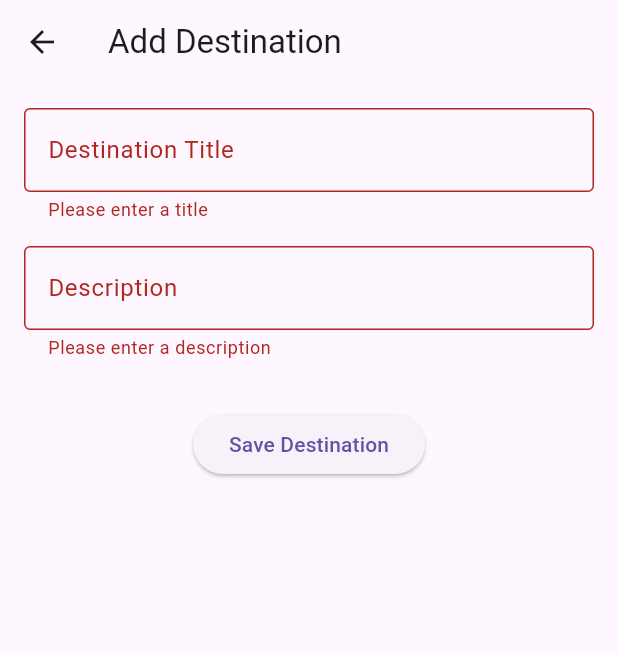
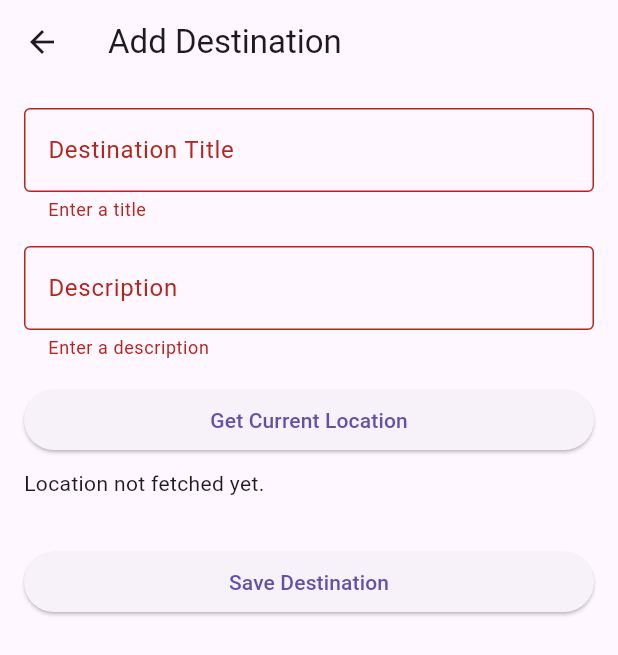
Before and after one commit to aidanfarrugia10/CPD-CCD6.2A-AidanFarrugia, a Flutter app: the AddDestinationPage screen opened directly, after a tap on "Save Destination", on a phone screen of 412 x 824 dp. Shown: the top 655 px of the screen. Run offline on Flutter 3.47's test engine with Material 3 defaults, Android fonts, the phone set to English and light mode, and no system bars; our stand-ins replace geolocator.

Commit message:
Implimenting the location grabber inside the form but isn't working correctly

```diff
--- a/pilot_journal/lib/pages/add_destination_page.dart
+++ b/pilot_journal/lib/pages/add_destination_page.dart
@@ -1,4 +1,5 @@
 import 'package:flutter/material.dart';
+import 'package:geolocator/geolocator.dart';
 import '../main.dart';
 
 class AddDestinationPage extends StatefulWidget {
@@ -13,13 +14,22 @@ class _AddDestinationPageState extends State<AddDestinationPage> {
   final TextEditingController _titleController = TextEditingController();
   final TextEditingController _descriptionController = TextEditingController();
 
+  Position? _currentPosition;
+
+  void _getCurrentLocation() {
+    Geolocator.getCurrentPosition();
+    setState(() {
+      _currentPosition = _currentPosition;
+    });
+  }
+
   void _handleSubmit() {
     if (_formKey.currentState!.validate()) {
       final newDestination = Destination(
         title: _titleController.text,
         description: _descriptionController.text,
-        latitude: null,
-        longitude: null,
+        latitude: _currentPosition?.latitude,
+        longitude: _currentPosition?.longitude,
       );
       Navigator.pop(context, newDestination);
     }
@@ -27,6 +37,10 @@ class _AddDestinationPageState extends State<AddDestinationPage> {
 
   @override
   Widget build(BuildContext context) {
+    final locationDisplay = _currentPosition == null
+        ? 'Location not fetched yet.'
+        : 'Lat: ${_currentPosition!.latitude}, Long: ${_currentPosition!.longitude}';
+
     return Scaffold(
       appBar: AppBar(title: const Text('Add Destination')),
       body: Padding(
@@ -34,6 +48,7 @@ class _AddDestinationPageState extends State<AddDestinationPage> {
         child: Form(
           key: _formKey,
           child: Column(
+            crossAxisAlignment: CrossAxisAlignment.stretch,
             children: [
               TextFormField(
                 controller: _titleController,
@@ -41,9 +56,8 @@ class _AddDestinationPageState extends State<AddDestinationPage> {
                   labelText: 'Destination Title',
                   border: OutlineInputBorder(),
                 ),
-                validator: (value) => value == null || value.isEmpty
-                    ? 'Please enter a title'
-                    : null,
+                validator: (value) =>
+                    value == null || value.isEmpty ? 'Enter a title' : null,
               ),
               const SizedBox(height: 16),
               TextFormField(
@@ -53,9 +67,16 @@ class _AddDestinationPageState extends State<AddDestinationPage> {
                   border: OutlineInputBorder(),
                 ),
                 validator: (value) => value == null || value.isEmpty
-                    ? 'Please enter a description'
+                    ? 'Enter a description'
                     : null,
               ),
+              const SizedBox(height: 16),
+              ElevatedButton(
+                onPressed: _getCurrentLocation,
+                child: const Text('Get Current Location'),
+              ),
+              const SizedBox(height: 8),
+              Text(locationDisplay),
               const SizedBox(height: 32),
               ElevatedButton(
                 onPressed: _handleSubmit,
```
